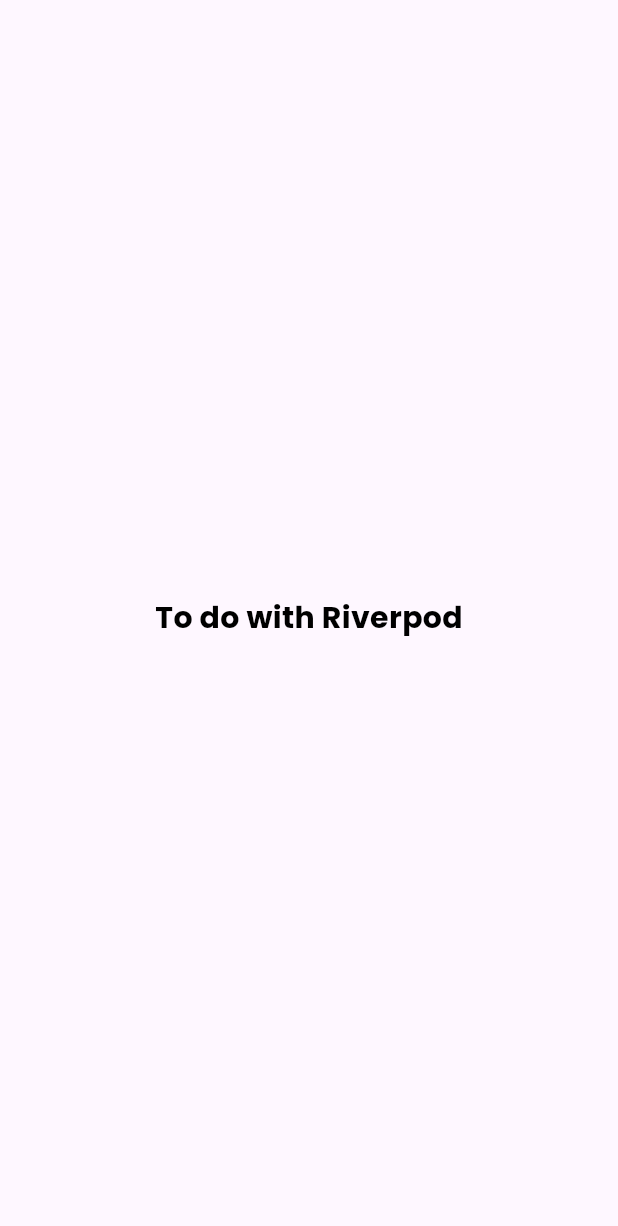
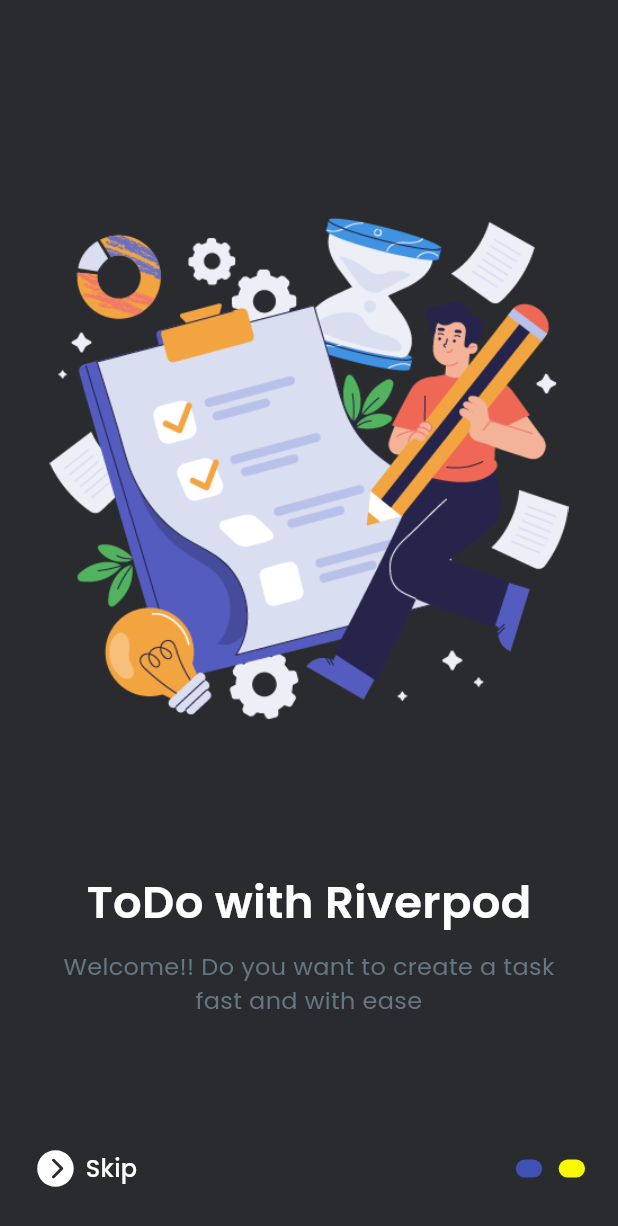
Before and after one commit to MurtazaFlutter/Task-Management, a Flutter app: the screen it shows after launch, on a phone screen of 412 x 824 dp. Shown: the top 1226 px of the screen. Run offline on Flutter 3.47's test engine with Material 2 defaults, Android fonts, the phone set to English and light mode, and no system bars; drawn by our look-alikes of smooth_page_indicator; our stand-ins replace flutter_screenutil, flutter_vector_icons, gap, google_fonts, hooks_riverpod.

Commit message:
done with onboarding screens

```diff
--- /dev/null
+++ b/lib/common/utils/app_cons.dart
@@ -0,0 +1,20 @@
+import 'package:flutter/material.dart';
+import 'package:flutter_screenutil/flutter_screenutil.dart';
+
+class AppConstants {
+  AppConstants._();
+
+  static const Color kBkDark = Color(0xff2a2b2e);
+  static const Color kLight = Color(0xFFFFFFFF);
+  static const Color kRed = Color(0xFFd80000);
+  static const Color kBlueLight = Color(0xff027eb5);
+  static const Color kGreyDark = Color(0xff707070);
+  static const Color kGreyLight = Color(0xff667781);
+  static const Color kGreen = Color(0xff20a31E);
+  static const Color kYellow = Color(0xfff9f900);
+  static const Color kBkLight = Color(0x58797777);
+  static const Color kGreyBk = Color(0xff202c33);
+
+  static double kWidth = 375.w;
+  static double kHeight = 825.h;
+}
--- a/lib/common/utils/app_imports.dart
+++ b/lib/common/utils/app_imports.dart
@@ -0,0 +1,9 @@
+export 'package:flutter/material.dart';
+export 'package:flutter_screenutil/flutter_screenutil.dart';
+export 'package:flutter_vector_icons/flutter_vector_icons.dart';
+export 'package:gap/gap.dart';
+export 'package:smooth_page_indicator/smooth_page_indicator.dart';
+export 'package:task_management/common/utils/app_cons.dart';
+export 'package:task_management/common/widgets/app_style.dart';
+export 'package:task_management/common/widgets/reuseable_text.dart';
+export 'package:task_management/features/onboarding/pages/page_two.dart';
--- /dev/null
+++ b/lib/features/onboarding/pages/on_boarding.dart
@@ -0,0 +1,90 @@
+import '../../../common/utils/app_imports.dart';
+import 'page_one.dart';
+
+class OnBoardingPage extends StatefulWidget {
+  const OnBoardingPage({super.key});
+
+  @override
+  State<OnBoardingPage> createState() => _OnBoardingPageState();
+}
+
+class _OnBoardingPageState extends State<OnBoardingPage> {
+  late PageController _pageController;
+
+  @override
+  void initState() {
+    _pageController = PageController();
+    super.initState();
+  }
+
+  @override
+  void dispose() {
+    _pageController.dispose();
+    super.dispose();
+  }
+
+  @override
+  Widget build(BuildContext context) {
+    return Scaffold(
+      body: Stack(
+        children: [
+          PageView(
+            controller: _pageController,
+            physics: const AlwaysScrollableScrollPhysics(),
+            children: const [
+              PageOne(),
+              PageTwo(),
+            ],
+          ),
+          Align(
+            alignment: Alignment.bottomCenter,
+            child: Padding(
+              padding: EdgeInsets.symmetric(horizontal: 20.w, vertical: 30.h),
+              child: Row(
+                mainAxisAlignment: MainAxisAlignment.spaceBetween,
+                children: [
+                  Row(
+                    children: [
+                      GestureDetector(
+                        onTap: () {
+                          _pageController.nextPage(
+                              duration: const Duration(seconds: 500),
+                              curve: Curves.ease);
+                        },
+                        child: const Icon(
+                          Ionicons.chevron_forward_circle,
+                          size: 30,
+                          color: AppConstants.kLight,
+                        ),
+                      ),
+                      const Gap(5),
+                      TextWidget(
+                          text: "Skip",
+                          style: appStyle(16.sp, Colors.white, FontWeight.w500))
+                    ],
+                  ),
+                  GestureDetector(
+                    onTap: () {
+                      _pageController.nextPage(
+                          duration: const Duration(seconds: 500),
+                          curve: Curves.ease);
+                    },
+                    child: SmoothPageIndicator(
+                      controller: _pageController,
+                      count: 2,
+                      effect: WormEffect(
+                          dotHeight: 12.sp,
+                          dotWidth: 16.w,
+                          spacing: 10.w,
+                          dotColor: AppConstants.kYellow),
+                    ),
+                  )
+                ],
+              ),
+            ),
+          ),
+        ],
+      ),
+    );
+  }
+}
--- /dev/null
+++ b/lib/features/onboarding/pages/page_one.dart
@@ -0,0 +1,44 @@
+import 'package:flutter/material.dart';
+import 'package:task_management/common/utils/app_cons.dart';
+import 'package:task_management/common/utils/app_imports.dart';
+
+class PageOne extends StatelessWidget {
+  const PageOne({super.key});
+
+  @override
+  Widget build(BuildContext context) {
+    return Container(
+      height: AppConstants.kHeight,
+      width: AppConstants.kWidth,
+      color: AppConstants.kBkDark,
+      child: Column(
+        mainAxisAlignment: MainAxisAlignment.center,
+        crossAxisAlignment: CrossAxisAlignment.center,
+        children: [
+          Padding(
+            padding: EdgeInsets.symmetric(horizontal: 30.w),
+            child: Image.asset('assets/images/todo.png'),
+          ),
+          Gap(100.h),
+          Column(
+            children: [
+              TextWidget(
+                  text: "ToDo with Riverpod",
+                  style: appStyle(30.sp, AppConstants.kLight, FontWeight.w600)),
+              Gap(10.h),
+              Padding(
+                padding: EdgeInsets.symmetric(horizontal: 30.w),
+                child: Text(
+                  "Welcome!! Do you want to create a task fast and with ease",
+                  textAlign: TextAlign.center,
+                  style: appStyle(
+                      16.sp, AppConstants.kGreyLight, FontWeight.normal),
+                ),
+              )
+            ],
+          )
+        ],
+      ),
+    );
+  }
+}
--- a/lib/features/todo/pages/home_page.dart
+++ b/lib/features/todo/pages/home_page.dart
@@ -1,5 +1,6 @@
 import 'package:flutter/material.dart';
 import 'package:flutter_screenutil/flutter_screenutil.dart';
+import 'package:task_management/common/utils/app_cons.dart';
 import 'package:task_management/common/widgets/app_style.dart';
 import 'package:task_management/common/widgets/reuseable_text.dart';
 
@@ -17,7 +18,7 @@ class _HomePageState extends State<HomePage> {
       body: Center(
           child: TextWidget(
               text: "To do with Riverpod",
-              style: appStyle(20.sp, Colors.black, FontWeight.w700))),
+              style: appStyle(20.sp, AppConstants.kGreen, FontWeight.w700))),
     );
   }
 }
--- a/lib/main.dart
+++ b/lib/main.dart
@@ -1,7 +1,7 @@
-import 'package:flutter/material.dart';
-import 'package:flutter_screenutil/flutter_screenutil.dart';
 import 'package:hooks_riverpod/hooks_riverpod.dart';
-import 'package:task_management/features/todo/pages/home_page.dart';
+
+import 'common/utils/app_imports.dart';
+import 'features/onboarding/pages/on_boarding.dart';
 
 void main() {
   runApp(const ProviderScope(child: MyApp()));
@@ -10,7 +10,6 @@ void main() {
 class MyApp extends StatelessWidget {
   const MyApp({super.key});
 
-  // This widget is the root of your application.
   @override
   Widget build(BuildContext context) {
     return ScreenUtilInit(
@@ -21,10 +20,12 @@ class MyApp extends StatelessWidget {
           return MaterialApp(
             title: 'Flutter Task Management',
             theme: ThemeData(
+              scaffoldBackgroundColor: AppConstants.kBkDark,
               colorScheme: ColorScheme.fromSeed(seedColor: Colors.deepPurple),
               useMaterial3: true,
             ),
-            home: const HomePage(),
+            themeMode: ThemeMode.dark,
+            home: const OnBoardingPage(),
           );
         });
   }
```
Also changed, not shown: lib/common/widgets/custom_outline_button.dart (added, +37 -0 lines), lib/features/auth/pages/login_page.dart (added, +55 -0 lines), lib/features/onboarding/pages/page_two.dart (added, +37 -0 lines), pubspec.yaml (+5 -2 lines), assets/images/bell.png (added), assets/images/todo.png (added), lib/common/widgets/custom_text_field.dart (added), pubspec.lock, 1 other file.
